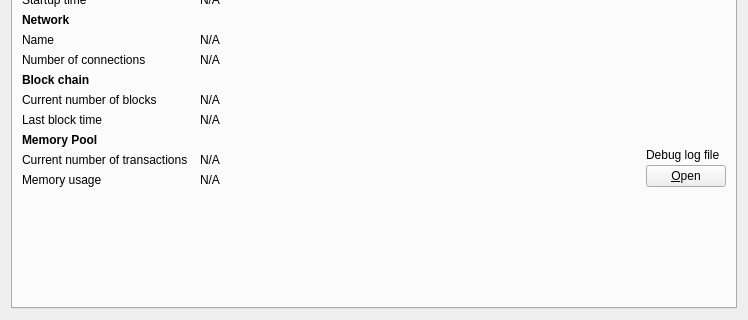
The window that src/qt/forms/debugwindow.ui (ghost-coin/ghost-legacy) describes before a commit, drawn with Qt 5; both pictures show x 0 to 748 and y 193 to 513 of the 748 by 513 pixel window.
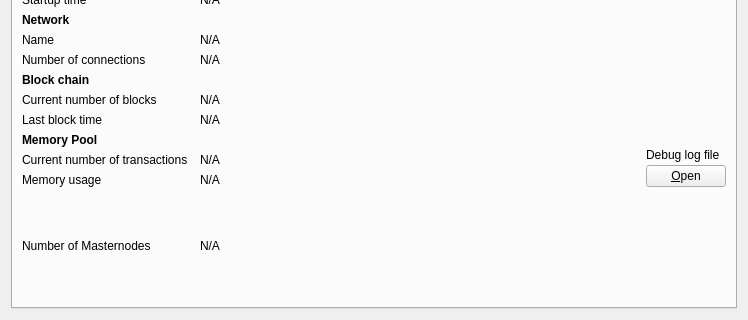
The same window after the commit. The open tabs and pages were chosen to show the change. Icons and pictures are not drawn. Custom widgets are drawn as their Qt base class.

Commit message:
deterministic masternode layer (dip2/3/8) from dash (baz)
  * deterministic masternodes
  * special tx (reimplemented as to preserve existing txhashes)
  * quorum signing sessions
  * chainlocks
  * spork signalling
  * ui/qt tweaks for dmn layer
  * implementation specific modifications (for ghost)

What changed in the file:
```diff
--- a/src/qt/forms/debugwindow.ui
+++ b/src/qt/forms/debugwindow.ui
@@ -392,6 +392,20 @@
          </property>
         </widget>
        </item>
+        <item row="16" column="0">
+        <widget class="QLabel" name="masternodeCountLabel">
+         <property name="text">
+          <string>Number of Masternodes</string>
+         </property>
+        </widget>
+       </item>
+       <item row="16" column="1">
+        <widget class="QLabel" name="masternodeCount">
+         <property name="text">
+          <string>N/A</string>
+         </property>
+        </widget>
+       </item>   
        <item row="13" column="2" rowspan="3">
         <layout class="QVBoxLayout" name="verticalLayoutDebugButton">
          <property name="spacing">
```
The commit also changes 215 other files.
